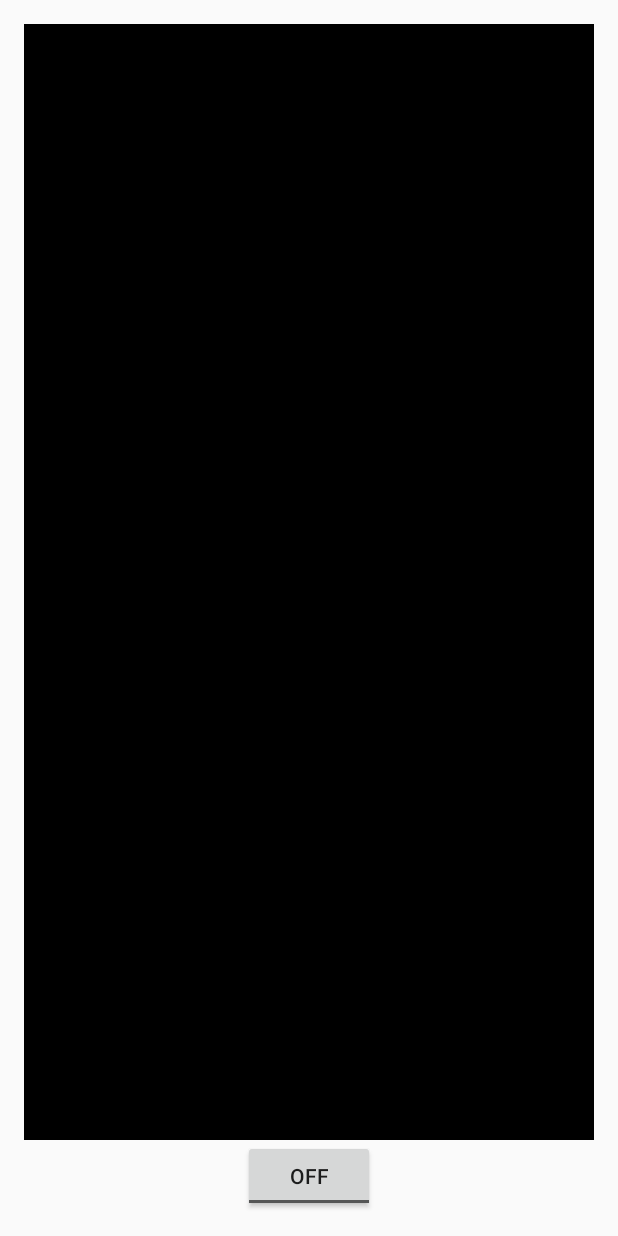
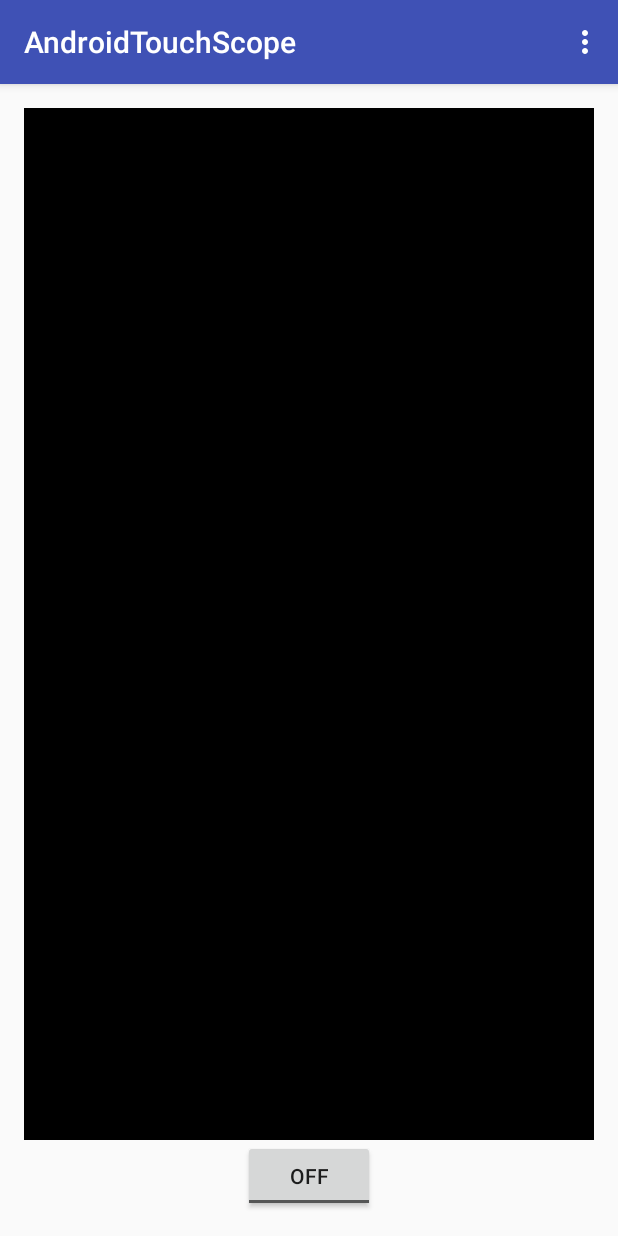
Before and after one commit to mmbuw/touchscope, an Android app: the screen it shows after launch (TouchScopeActivity), on a phone screen of 412 x 824 dp. Run offline under Robolectric (Android 15) with nearby library versions, the phone set to English and light mode, and no system bars.

Commit message:
small changes to get toolbar

```diff
--- a/source/android/AndroidTouchScope/app/build.gradle
+++ b/source/android/AndroidTouchScope/app/build.gradle
@@ -6,7 +6,7 @@ android {
 
     defaultConfig {
         applicationId "de.uni_weimar.mheinz.androidtouchscope"
-        minSdkVersion 21
+        minSdkVersion 12
         targetSdkVersion 23
         versionCode 1
         versionName "1.0"
@@ -23,4 +23,5 @@ dependencies {
     compile fileTree(dir: 'libs', include: ['*.jar'])
     testCompile 'junit:junit:4.12'
     compile 'com.android.support:design:23.1.1'
+    compile "com.android.support:appcompat-v7:23.1.1"
 }
--- a/source/android/AndroidTouchScope/app/src/main/java/de/uni_weimar/mheinz/androidtouchscope/BaseScope.java
+++ b/source/android/AndroidTouchScope/app/src/main/java/de/uni_weimar/mheinz/androidtouchscope/BaseScope.java
@@ -2,8 +2,8 @@ package de.uni_weimar.mheinz.androidtouchscope;
 
 public interface BaseScope
 {
-    static final int SAMPLE_LENGTH = 600;
-    static final int QUEUE_LENGTH = 4;
+    static final int SAMPLE_LENGTH = 610;
+    static final int POOL_SIZE = 4;
 
     public void open();
     public void close();
--- a/source/android/AndroidTouchScope/app/src/main/java/de/uni_weimar/mheinz/androidtouchscope/RigolScope.java
+++ b/source/android/AndroidTouchScope/app/src/main/java/de/uni_weimar/mheinz/androidtouchscope/RigolScope.java
@@ -1,11 +1,9 @@
 package de.uni_weimar.mheinz.androidtouchscope;
 
-
-import android.app.Activity;
+import android.support.v7.app.AppCompatActivity;
 import android.os.Handler;
 
 import java.io.UnsupportedEncodingException;
-import java.nio.ByteBuffer;
 
 public class RigolScope implements BaseScope
 {
@@ -18,13 +16,14 @@ public class RigolScope implements BaseScope
 
     private static final int READ_RATE = 100;
 
-    private Activity mActivity;
+    private AppCompatActivity mActivity;
+    private final Object mControllerLock = new Object();
     private UsbController mUsbController = null;
     private boolean mIsConnected = false;
 
-    private WaveRequestPool mWaves1 = new WaveRequestPool(QUEUE_LENGTH);
-    private WaveRequestPool mWaves2 = new WaveRequestPool(QUEUE_LENGTH);
-    private WaveRequestPool mWavesM = new WaveRequestPool(QUEUE_LENGTH);
+    private WaveRequestPool mWaves1 = new WaveRequestPool(POOL_SIZE);
+    private WaveRequestPool mWaves2 = new WaveRequestPool(POOL_SIZE);
+    private WaveRequestPool mWavesM = new WaveRequestPool(POOL_SIZE);
 
     private boolean mIsChan1On = false;
     private boolean mIsChan2On = false;
@@ -32,7 +31,7 @@ public class RigolScope implements BaseScope
 
     private Handler mReadHandler = new Handler();
 
-    public RigolScope(Activity activity)
+    public RigolScope(AppCompatActivity activity)
     {
         mActivity = activity;
     }
@@ -89,7 +88,7 @@ public class RigolScope implements BaseScope
         if(mUsbController == null)
             return;
 
-        synchronized(mUsbController)
+        synchronized(mControllerLock)
         {
             mUsbController.write(":WAV:POIN:MODE NOR");
             forceCommand();
@@ -101,7 +100,7 @@ public class RigolScope implements BaseScope
         if(mUsbController == null || !mIsConnected)
             return null;
 
-        synchronized(mUsbController)
+        synchronized(mControllerLock)
         {
             mUsbController.write("*IDN?");
             byte[] data = mUsbController.read(300);
@@ -117,7 +116,7 @@ public class RigolScope implements BaseScope
         if(mUsbController == null || !mIsConnected)
             return val;
 
-        synchronized(mUsbController)
+        synchronized(mControllerLock)
         {
             switch(command)
             {
@@ -213,7 +212,7 @@ public class RigolScope implements BaseScope
                 break;
         }
 
-        synchronized(mUsbController)
+        synchronized(mControllerLock)
         {
             // get the raw data
             mUsbController.write(":WAV:DATA? " + getChannel(channel));
@@ -252,13 +251,13 @@ public class RigolScope implements BaseScope
         }
     }
 
-    private double bytesToDouble(byte[] bytes)
+    private float bytesToDouble(byte[] bytes)
     {
-        double value = 0.0;
+        float value = 0.0f;
         try
         {
             String strValue = new String(bytes, "UTF-8");
-            value = Double.parseDouble(strValue);
+            value = Float.parseFloat(strValue);
         }
         catch(UnsupportedEncodingException e)
         {
@@ -273,9 +272,23 @@ public class RigolScope implements BaseScope
         mUsbController.write(":KEY:FORC");
     }
 
+    public static float actualVoltage(float offset, float scale, byte point)
+    {
+        // Walk through the data, and map it to actual voltages
+        // This mapping is from Cibo Mahto
+        // First invert the data
+        double tPoint = point * -1 + 255;
+
+        // Now, we know from experimentation that the scope display range is actually
+        // 30-229.  So shift by 130 - the voltage offset in counts, then scale to
+        // get the actual voltage.
+
+        tPoint = (tPoint - 130.0 - (offset/ scale * 25)) / 25 * scale;
+        return (float)tPoint;
+    }
+
     private Runnable mReadRunnable = new Runnable()
     {
-        int chan = 1;
         @Override
         public void run()
         {
--- a/source/android/AndroidTouchScope/app/src/main/java/de/uni_weimar/mheinz/androidtouchscope/TouchScopeActivity.java
+++ b/source/android/AndroidTouchScope/app/src/main/java/de/uni_weimar/mheinz/androidtouchscope/TouchScopeActivity.java
@@ -1,21 +1,22 @@
 package de.uni_weimar.mheinz.androidtouchscope;
 
-import android.app.Activity;
+import android.support.v7.app.AppCompatActivity;
+import android.os.Build;
 import android.os.Bundle;
-import android.util.Log;
 import android.view.Menu;
 import android.view.MenuItem;
 import android.view.View;
 
 import android.os.Handler;
 import android.widget.ToggleButton;
+import android.support.v7.widget.Toolbar;
 
-public class TouchScopeActivity extends Activity
+public class TouchScopeActivity extends AppCompatActivity
 {
     private static final String TAG = "TouchScopeActivity";
     private static final int REFRESH_RATE = 100;
 
-    BaseScope mRigolScope = null;
+    BaseScope mActiveScope = null;
     ScopeView mScopeView = null;
 
     private int mIsChan1On = 0;
@@ -30,20 +31,27 @@ public class TouchScopeActivity extends Activity
         super.onCreate(savedInstanceState);
         setContentView(R.layout.activity_touch_scope);
 
+        Toolbar toolbar = (Toolbar)findViewById(R.id.scope_toolbar);
+        setSupportActionBar(toolbar);
+
         mScopeView = (ScopeView) findViewById(R.id.scopeView);
         ToggleButton readButton = (ToggleButton)findViewById(R.id.testRead);
         readButton.setChecked(false);
 
-        mRigolScope = new RigolScope(this);
-        //mRigolScope = new TestScope();
-        mRigolScope.open();
+        // test if it is emulator
+        if(Build.BRAND.contains("generic"))
+            mActiveScope = new TestScope();
+        else
+            mActiveScope = new RigolScope(this);
+
+        mActiveScope.open();
     }
 
     @Override
     public void onDestroy()
     {
-        if(mRigolScope != null)
-            mRigolScope.close();
+        if(mActiveScope != null)
+            mActiveScope.close();
 
         mRefreshHandler.removeCallbacks(mRefreshRunnable);
         super.onDestroy();
@@ -51,29 +59,24 @@ public class TouchScopeActivity extends Activity
 
     public void onTestRead(View v)
     {
-        if(!mRigolScope.isConnected())
+        if(!mActiveScope.isConnected())
         {
             ((ToggleButton)v).setChecked(false);
         }
         if(((ToggleButton)v).isChecked())
         {
-            mRigolScope.start();
+            mActiveScope.start();
             new Thread(new Runnable()
             {
                 public void run()
                 {
-                    if (mRigolScope != null)
+                    if (mActiveScope != null)
                     {
                         mRefreshHandler.removeCallbacks(mRefreshRunnable);
 
-                        mIsChan1On = mRigolScope.doCommand(BaseScope.Command.IS_CHANNEL_ON, 1, false);
-                        mIsChan2On = mRigolScope.doCommand(BaseScope.Command.IS_CHANNEL_ON, 2, false);
-                        mIsMathOn = mRigolScope.doCommand(BaseScope.Command.IS_CHANNEL_ON, 3, true);
-
-                        //    mIsChan1On = mRigolScope.isChannelOn(RigolScope.CHAN_1) ? 1 : 0;
-                        //    mIsChan2On = mRigolScope.isChannelOn(RigolScope.CHAN_2) ? 1 : 0;
-                        //    mIsMathOn = mRigolScope.isChannelOn(RigolScope.CHAN_MATH) ? 1 : 0;
-                        //    mRigolScope.forceCommand();
+                        mIsChan1On = mActiveScope.doCommand(BaseScope.Command.IS_CHANNEL_ON, 1, false);
+                        mIsChan2On = mActiveScope.doCommand(BaseScope.Command.IS_CHANNEL_ON, 2, false);
+                        mIsMathOn = mActiveScope.doCommand(BaseScope.Command.IS_CHANNEL_ON, 3, true);
 
                         mRefreshHandler.postDelayed(mRefreshRunnable, 0);
                     }
@@ -82,7 +85,7 @@ public class TouchScopeActivity extends Activity
         }
         else
         {
-            mRigolScope.stop();
+            mActiveScope.stop();
             mRefreshHandler.removeCallbacks(mRefreshRunnable);
         }
     }
@@ -114,7 +117,7 @@ public class TouchScopeActivity extends Activity
         {
             if(mIsChan1On == 1)
             {
-                WaveData waveData = mRigolScope.getWave(1);
+                WaveData waveData = mActiveScope.getWave(1);
                 mScopeView.setChannelData(1, waveData);
             }
             else if(mIsChan1On == 0)
@@ -125,7 +128,7 @@ public class TouchScopeActivity extends Activity
 
             if(mIsChan2On == 1)
             {
-                WaveData waveData = mRigolScope.getWave(2);
+                WaveData waveData = mActiveScope.getWave(2);
                 mScopeView.setChannelData(2, waveData);
             }
             else if(mIsChan2On == 0)
@@ -136,7 +139,7 @@ public class TouchScopeActivity extends Activity
 
             if(mIsMathOn == 1)
             {
-                WaveData waveData = mRigolScope.getWave(3);
+                WaveData waveData = mActiveScope.getWave(3);
                 mScopeView.setChannelData(3, waveData);
             }
             else if(mIsMathOn == 0)
--- a/source/android/AndroidTouchScope/app/src/main/java/de/uni_weimar/mheinz/androidtouchscope/UsbController.java
+++ b/source/android/AndroidTouchScope/app/src/main/java/de/uni_weimar/mheinz/androidtouchscope/UsbController.java
@@ -1,6 +1,6 @@
 package de.uni_weimar.mheinz.androidtouchscope;
 
-import android.app.Activity;
+import android.support.v7.app.AppCompatActivity;
 import android.content.BroadcastReceiver;
 import android.content.Context;
 import android.content.Intent;
@@ -15,7 +15,7 @@ public class UsbController
 {
     private static final String TAG = "UsbController";
 
-    private Activity mActivity = null;
+    private AppCompatActivity mActivity = null;
     private int mVendorId = 0;
     private int mProductId = 0;
 
@@ -27,7 +27,7 @@ public class UsbController
     private TmcSocket mTmcSocket = null;
     private OnDeviceChange mOnDeviceChange;
 
-    public UsbController(Activity activity, int vendorId, int productId)
+    public UsbController(AppCompatActivity activity, int vendorId, int productId)
     {
         mActivity = activity;
         mVendorId = vendorId;
@@ -85,13 +85,11 @@ public class UsbController
 
     private boolean isCorrectScope(UsbDevice device)
     {
-        String man = device.getManufacturerName();
-        String prod = device.getProductName();
         String deviceName = device.getDeviceName();
         int vendorId = device.getVendorId();
         int productId = device.getProductId();
 
-        Log.i(TAG, "Attached device: " + man + " " + prod + " " + deviceName + "::" + vendorId + "--" + productId);
+        Log.i(TAG, "Attached device: " + deviceName + "::" + vendorId + "--" + productId);
 
         return vendorId == mVendorId && productId == mProductId;
 
--- a/source/android/AndroidTouchScope/app/src/main/res/layout/activity_touch_scope.xml
+++ b/source/android/AndroidTouchScope/app/src/main/res/layout/activity_touch_scope.xml
@@ -1,19 +1,50 @@
 <?xml version="1.0" encoding="utf-8"?>
-<android.support.design.widget.CoordinatorLayout
-    xmlns:android="http://schemas.android.com/apk/res/android"
-    xmlns:app="http://schemas.android.com/apk/res-auto"
-    xmlns:tools="http://schemas.android.com/tools"
-    android:layout_width="match_parent"
-    android:layout_height="match_parent"
-    android:fitsSystemWindows="true"
-    tools:context="de.uni_weimar.mheinz.androidtouchscope.TouchScopeActivity">
+<LinearLayout xmlns:android="http://schemas.android.com/apk/res/android"
+              xmlns:app="http://schemas.android.com/apk/res-auto"
+              android:layout_width="match_parent"
+              android:layout_height="match_parent"
+              android:fitsSystemWindows="true"
+              android:orientation="vertical">
 
-    <android.support.design.widget.AppBarLayout
+    <android.support.v7.widget.Toolbar
+        android:id="@+id/scope_toolbar"
         android:layout_width="match_parent"
-        android:layout_height="wrap_content"
-        android:theme="@style/AppTheme.AppBarOverlay">
-    </android.support.design.widget.AppBarLayout>
+        android:layout_height="?attr/actionBarSize"
+        android:background="?attr/colorPrimary"
+        android:elevation="4dp"
+        android:theme="@style/AppTheme.AppBarOverlay"
+        app:popupTheme="@style/AppTheme.PopupOverlay">
+    </android.support.v7.widget.Toolbar>
 
-    <include layout="@layout/content_touch_scope" />
+    <RelativeLayout
+        xmlns:android="http://schemas.android.com/apk/res/android"
+        android:layout_width="match_parent"
+        android:layout_height="match_parent"
+        android:paddingBottom="@dimen/activity_vertical_margin"
+        android:paddingLeft="@dimen/activity_horizontal_margin"
+        android:paddingRight="@dimen/activity_horizontal_margin"
+        android:paddingTop="@dimen/activity_vertical_margin">
 
-</android.support.design.widget.CoordinatorLayout>
+        <de.uni_weimar.mheinz.androidtouchscope.ScopeView
+            android:id="@+id/scopeView"
+            android:layout_width="wrap_content"
+            android:layout_height="wrap_content"
+            android:background="#000"
+            android:paddingBottom="40dp"
+            android:layout_alignParentEnd="true"
+            android:layout_alignParentRight="true"
+            android:layout_alignParentStart="true"
+            android:layout_alignParentLeft="true"
+            android:layout_above="@+id/testRead"
+            android:layout_alignParentTop="true"/>
+
+        <ToggleButton
+            android:layout_width="wrap_content"
+            android:layout_height="wrap_content"
+            android:text="Read"
+            android:id="@+id/testRead"
+            android:onClick="onTestRead"
+            android:layout_alignParentBottom="true"
+            android:layout_centerHorizontal="true"/>
+    </RelativeLayout>
+</LinearLayout>
--- a/source/android/AndroidTouchScope/app/src/main/res/layout/content_touch_scope.xml
+++ /dev/null
@@ -1,36 +0,0 @@
-<?xml version="1.0" encoding="utf-8"?>
-<RelativeLayout
-    xmlns:android="http://schemas.android.com/apk/res/android"
-    xmlns:app="http://schemas.android.com/apk/res-auto"
-    xmlns:tools="http://schemas.android.com/tools"
-    android:layout_width="match_parent"
-    android:layout_height="match_parent"
-    android:paddingBottom="@dimen/activity_vertical_margin"
-    android:paddingLeft="@dimen/activity_horizontal_margin"
-    android:paddingRight="@dimen/activity_horizontal_margin"
-    android:paddingTop="@dimen/activity_vertical_margin"
-    app:layout_behavior="@string/appbar_scrolling_view_behavior"
-    tools:context="de.uni_weimar.mheinz.androidtouchscope.TouchScopeActivity"
-    tools:showIn="@layout/activity_touch_scope">
-
-    <de.uni_weimar.mheinz.androidtouchscope.ScopeView
-        android:id="@+id/scopeView"
-        android:layout_width="wrap_content"
-        android:layout_height="wrap_content"
-        android:background="#000"
-        android:paddingBottom="40dp"
-        android:paddingLeft="20dp"
-        android:layout_alignParentEnd="true"
-        android:layout_alignParentStart="true"
-        android:layout_above="@+id/testRead"
-        android:layout_alignParentTop="true"/>
-
-    <ToggleButton
-        android:layout_width="wrap_content"
-        android:layout_height="wrap_content"
-        android:text="Read"
-        android:id="@+id/testRead"
-        android:onClick="onTestRead"
-        android:layout_alignParentBottom="true"
-        android:layout_centerHorizontal="true"/>
-</RelativeLayout>
--- a/source/android/AndroidTouchScope/app/src/main/res/values-v21/styles.xml
+++ b/source/android/AndroidTouchScope/app/src/main/res/values-v21/styles.xml
@@ -5,5 +5,7 @@
         <item name="windowNoTitle">true</item>
         <item name="android:windowDrawsSystemBarBackgrounds">true</item>
         <item name="android:statusBarColor">@android:color/transparent</item>
+        <item name="android:windowFullscreen">true</item>
+        <item name="android:windowContentOverlay">@null</item>
     </style>
 </resources>
--- a/source/android/AndroidTouchScope/app/src/main/res/values/styles.xml
+++ b/source/android/AndroidTouchScope/app/src/main/res/values/styles.xml
@@ -11,6 +11,8 @@
     <style name="AppTheme.NoActionBar">
         <item name="windowActionBar">false</item>
         <item name="windowNoTitle">true</item>
+        <item name="android:windowFullscreen">true</item>
+        <item name="android:windowContentOverlay">@null</item>
     </style>
 
     <style name="AppTheme.AppBarOverlay" parent="ThemeOverlay.AppCompat.Dark.ActionBar" />
```
Also changed, not shown: source/android/AndroidTouchScope/app/src/main/AndroidManifest.xml (+2 -6 lines), source/android/AndroidTouchScope/app/src/main/java/de/uni_weimar/mheinz/androidtouchscope/ScopeView.java (+17 -32 lines), source/android/AndroidTouchScope/app/src/main/java/de/uni_weimar/mheinz/androidtouchscope/TestScope.java (+8 -8 lines), source/android/AndroidTouchScope/app/src/main/java/de/uni_weimar/mheinz/androidtouchscope/WaveData.java (+10 -10 lines).
